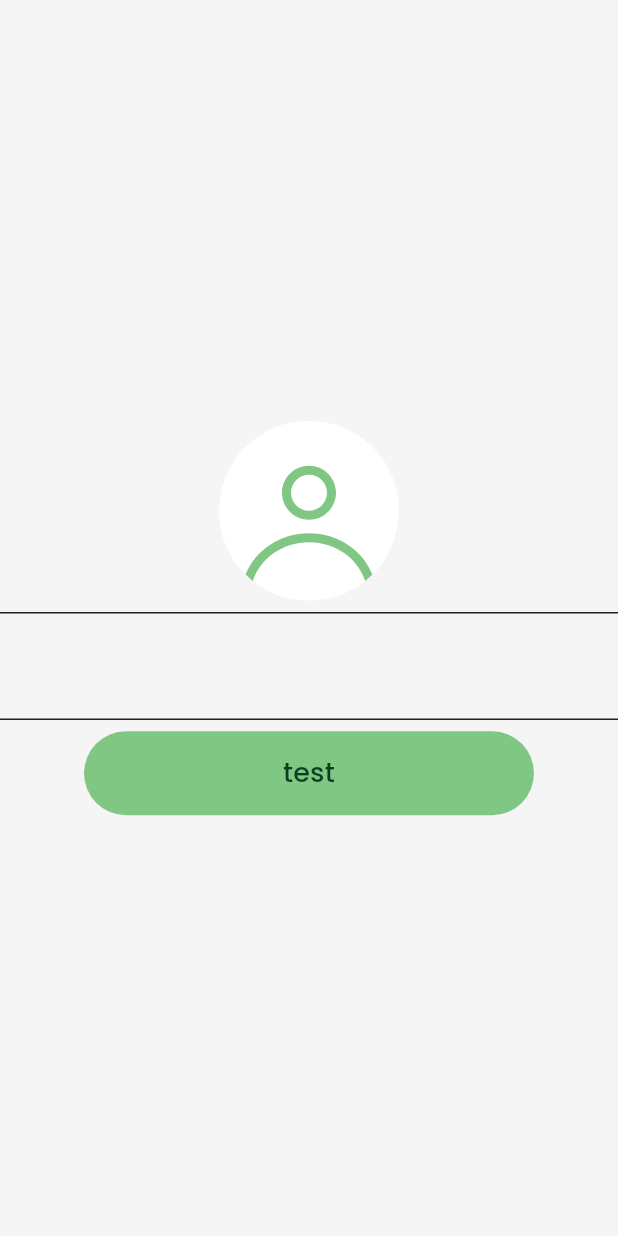
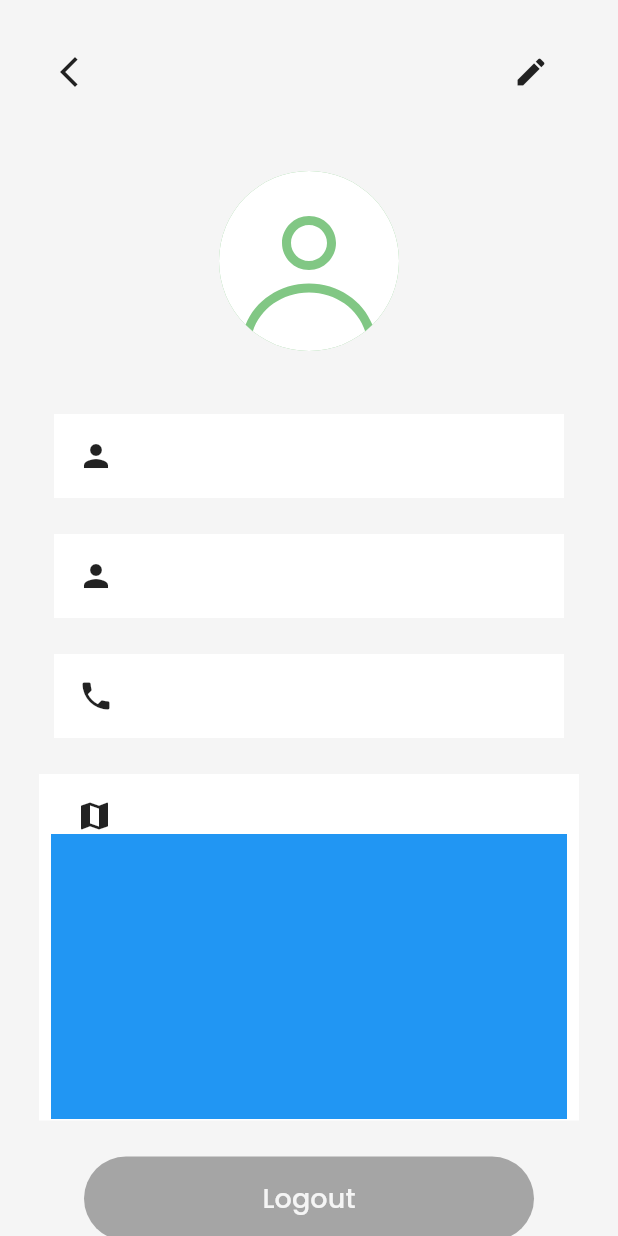
Before and after one commit to AbdulrahmanAlkhawwam/Prog_Lang-pro, a Flutter app: the screen it shows after launch, on a phone screen of 412 x 824 dp. Run offline on Flutter 3.47's test engine with Material 3 defaults, Android fonts, the phone set to English and light mode, and no system bars; our stand-ins replace easy_localization, equatable, flutter_svg, get_it, google_fonts, shared_preferences and 2 more; accounts and stored records are empty.

Commit message:
CREATE USER PROFILE SCREEN

```diff
--- a/lib/src/app.dart
+++ b/lib/src/app.dart
@@ -1,4 +1,5 @@
 import 'package:flutter/material.dart';
+import 'package:program_language_project/src/features/screen/User_Profile_Screen.dart';
 
 import '../src/core/constants/theme.dart';
 import '../src/features/test_screen.dart';
@@ -11,7 +12,7 @@ class App extends StatelessWidget {
     return MaterialApp(
       theme: AppTheme.lightTheme,
       darkTheme: AppTheme.darkTheme,
-      home: TestScreen(),
+      home: UserProfileScreen(),
     );
   }
 }
--- /dev/null
+++ b/lib/src/features/screen/User_Profile_Screen.dart
@@ -0,0 +1,128 @@
+import 'package:flutter/material.dart';
+import 'package:flutter_svg/flutter_svg.dart';
+import 'package:path/path.dart';
+import 'package:program_language_project/src/core/components/buttons/App_button.dart';
+import 'package:program_language_project/src/core/components/widgets/bounded_list_view.dart';
+import 'package:program_language_project/src/core/constants/colors.dart';
+import 'package:program_language_project/src/core/constants/res.dart';
+
+class UserProfileScreen extends StatelessWidget {
+  const UserProfileScreen({super.key});
+
+  @override
+  Widget build(BuildContext context) {
+    return Scaffold(
+      backgroundColor: lightColorScheme.surface,
+      body: SafeArea(
+          child: Column(
+        children: [
+          Row(
+            children: [
+              Padding(
+                padding: const EdgeInsets.only(left: 22, top: 24),
+                child: IconButton(
+                    onPressed: () {}, icon: Icon(Icons.arrow_back_ios_new)),
+              ),
+              Padding(
+                padding: const EdgeInsets.only(top: 24, left: 260),
+                child:
+                    IconButton(onPressed: () {}, icon: Icon(Icons.mode_edit)),
+              )
+            ],
+          ),
+          SizedBox(
+            height: 42,
+          ),
+          Container(
+            height: 120,
+            width: 120,
+            child: CircleAvatar(
+              radius: 100,
+              child: SvgPicture.asset(Res.unknownUserLight),
+            ),
+          ),
+          SizedBox(
+            height: 42,
+          ),
+          Container(
+            color: Colors.white,
+            width: 358,
+            height: 56,
+            padding: EdgeInsets.only(left: 16),
+            margin: EdgeInsets.symmetric(horizontal: 36),
+            child: Row(
+              children: [Icon(Icons.person)],
+            ),
+          ),
+          SizedBox(height: 24),
+          Container(
+            color: Colors.white,
+            width: 358,
+            height: 56,
+            padding: EdgeInsets.only(left: 16),
+            margin: EdgeInsets.symmetric(horizontal: 36),
+            child: Row(
+              children: [Icon(Icons.person)],
+            ),
+          ),
+          SizedBox(height: 24),
+          Container(
+            color: Colors.white,
+            width: 358,
+            height: 56,
+            padding: EdgeInsets.only(left: 16),
+            margin: EdgeInsets.symmetric(horizontal: 36),
+            child: Row(
+              children: [Icon(Icons.phone)],
+            ),
+          ),
+          SizedBox(height: 24),
+          Container(
+            color: Colors.white,
+            width: 360,
+            height: 231,
+            child: Column(
+              children: [
+                Row(
+                  children: [
+                    Align(
+                      alignment: Alignment.topLeft,
+                      child: Padding(
+                        padding: const EdgeInsets.only(left: 25, top: 16),
+                        child: Icon(
+                          Icons.map,
+                        ),
+                      ),
+                    ),
+                  ],
+                ),
+                Padding(
+                  padding: const EdgeInsets.symmetric(horizontal: 8),
+                  child: Container(
+                    height: 190,
+                    width: 344,
+                    color: Colors.blue,
+                  ),
+                )
+              ],
+            ),
+          ),
+          SizedBox(
+            height: 24,
+          ),
+          AppButton(isLoading: false, text: 'Logout'),
+          SizedBox(
+            height: 20,
+          ),
+          SizedBox(
+            height: 4,
+            width: 108,
+            child: Divider(
+              color: Color(0xFF202124),
+            ),
+          ),
+        ],
+      )),
+    );
+  }
+}
```
